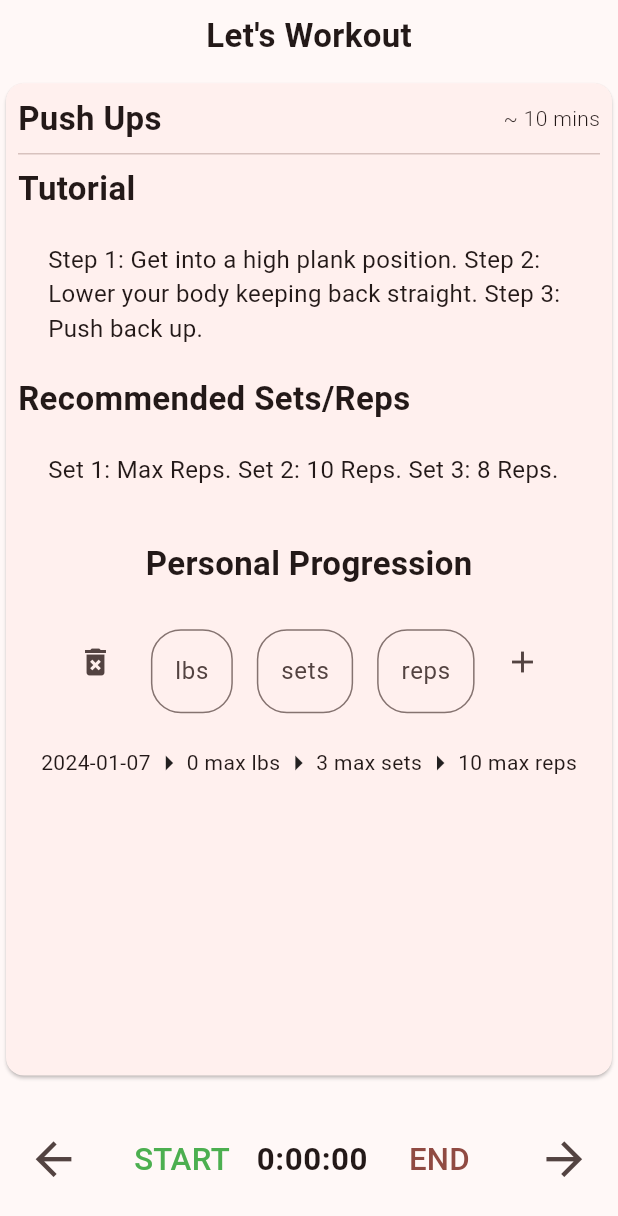
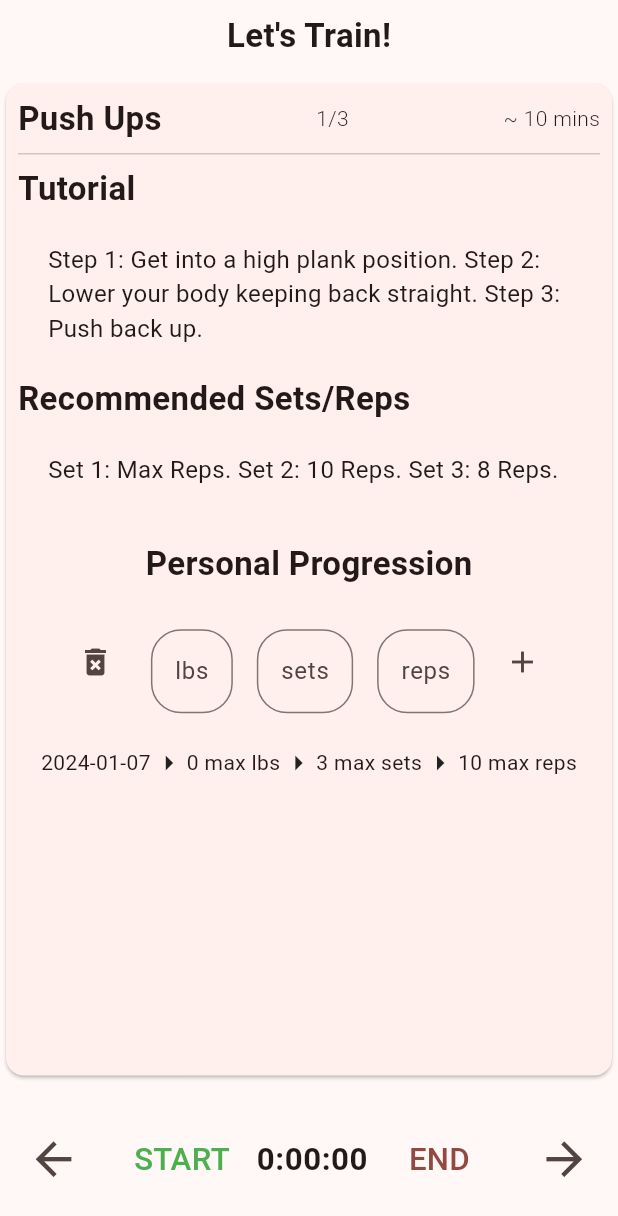
Before and after one commit to Vegapunk-1710/salle-du-temps, a Flutter app: the WorkoutPage screen opened directly with sample values from the repository, after a tap on "START", on a phone screen of 412 x 824 dp. Shown: the top 1216 px of the screen. Run offline on Flutter 3.47's test engine with Material 3 defaults, Android fonts, the phone set to English and light mode, and no system bars; our stand-ins replace image_picker; network calls fail.

Commit message:
finished frontend before backend impl prototype

```diff
--- a/frontend/lib/screens/exercise/exercise_page.dart
+++ b/frontend/lib/screens/exercise/exercise_page.dart
@@ -29,9 +29,15 @@ class _ExercisePageState extends State<ExercisePage> {
           child: Column(
             crossAxisAlignment: CrossAxisAlignment.start,
             children: [
-              Text(widget.exercise.title,
-                  style: const TextStyle(
-                      fontWeight: FontWeight.w600, fontSize: 22)),
+              Row(
+                children: [
+                  Flexible(
+                    child: Text(widget.exercise.title,
+                        style: const TextStyle(
+                            fontWeight: FontWeight.w600, fontSize: 22)),
+                  ),
+                ],
+              ),
               Row(
                 mainAxisAlignment: MainAxisAlignment.spaceBetween,
                 children: [
--- a/frontend/lib/screens/workout/start_workout_page.dart
+++ b/frontend/lib/screens/workout/start_workout_page.dart
@@ -7,8 +7,8 @@ import 'package:frontend/screens/exercise/exercise_page.dart';
 class StartWorkoutPage extends StatefulWidget {
   final List<Exercise> exercises;
   final Function(List<Exercise> modifiedExercises, String time)
-      finish_workout_callback;
-  StartWorkoutPage(this.exercises, this.finish_workout_callback, {Key? key})
+      endWorkoutCallback;
+  StartWorkoutPage(this.exercises, this.endWorkoutCallback, {Key? key})
       : super(key: key);
 
   @override
@@ -45,7 +45,7 @@ class _StartWorkoutPageState extends State<StartWorkoutPage> {
               flex: 1,
               child: Padding(
                 padding: EdgeInsets.all(8.0),
-                child: Text("Let's Workout",
+                child: Text("Let's Train!",
                     style:
                         TextStyle(fontWeight: FontWeight.w600, fontSize: 22)),
               ),
@@ -72,15 +72,28 @@ class _StartWorkoutPageState extends State<StartWorkoutPage> {
                                     mainAxisAlignment:
                                         MainAxisAlignment.spaceBetween,
                                     children: [
-                                      Text(widget.exercises[page_index].title,
+                                      Flexible(
+                                        child: Text(widget.exercises[page_index].title,
                                             style: const TextStyle(
                                                 fontWeight: FontWeight.w600,
                                                 fontSize: 22)),
-                                      Text(
+                                      ),
+                                      Flexible(
+                                        child: Text(
+                                            "${page_index+1}/${widget.exercises.length}",
+                                            style: const TextStyle(
+                                                fontWeight: FontWeight.w300,
+                                                fontSize: 14)
+                                            ),
+                                      ),
+                                      Flexible(
+                                        child: Text(
                                             "~ ${widget.exercises[page_index].time} mins",
                                             style: const TextStyle(
                                                 fontWeight: FontWeight.w300,
-                                              fontSize: 14)),
+                                                fontSize: 14)
+                                            ),
+                                      ),
                                     ],
                                   ),
                                   const Divider(),
@@ -318,7 +331,7 @@ class _StartWorkoutPageState extends State<StartWorkoutPage> {
                         style: const TextStyle(fontWeight: FontWeight.bold)),
                     TextButton(
                         onPressed: () {
-                          widget.finish_workout_callback(widget.exercises,
+                          widget.endWorkoutCallback(widget.exercises,
                               stopwatch.elapsed.toString().split(".").first);
                           Navigator.of(context).pop();
                         },
@@ -326,7 +339,7 @@ class _StartWorkoutPageState extends State<StartWorkoutPage> {
                     IconButton(
                         onPressed: () {
                           if (page_index == widget.exercises.length - 1) {
-                            widget.finish_workout_callback(widget.exercises,
+                            widget.endWorkoutCallback(widget.exercises,
                               stopwatch.elapsed.toString().split(".").first);
                           Navigator.of(context).pop();
                           } else {
--- a/frontend/lib/screens/workout/workout_page.dart
+++ b/frontend/lib/screens/workout/workout_page.dart
@@ -56,7 +56,7 @@ class _WorkoutPageState extends State<WorkoutPage> {
     });
   }
 
-  finish_workout_callback(List<Exercise> modifiedExercises, String time) {
+  endWorkoutCallback(List<Exercise> modifiedExercises, String time) {
     setState(() {
       exercises = modifiedExercises;
     });
@@ -68,7 +68,10 @@ class _WorkoutPageState extends State<WorkoutPage> {
       body: SingleChildScrollView(
         child: Column(crossAxisAlignment: CrossAxisAlignment.start, children: [
           CustomImageNetwork(
-              imageURL: widget.workout.imageURL, showIcon: false, fit: BoxFit.fill,),
+            imageURL: widget.workout.imageURL,
+            showIcon: false,
+            fit: BoxFit.fill,
+          ),
           Padding(
             padding: const EdgeInsets.all(8.0),
             child: Column(
@@ -77,11 +80,14 @@ class _WorkoutPageState extends State<WorkoutPage> {
                 Row(
                   mainAxisAlignment: MainAxisAlignment.spaceBetween,
                   children: [
-                    Text(widget.workout.title,
-                        style: const TextStyle(
-                            fontWeight: FontWeight.w600, fontSize: 22)),
+                    Flexible(
+                      child: Text(widget.workout.title,
+                          style: const TextStyle(
+                              fontWeight: FontWeight.w600, fontSize: 22)),
+                    ),
                     IconButton(
-                        onPressed: () {}, icon: const Icon(Icons.delete_forever))
+                        onPressed: () {},
+                        icon: const Icon(Icons.delete_forever))
                   ],
                 ),
                 Row(
@@ -225,10 +231,9 @@ class _WorkoutPageState extends State<WorkoutPage> {
               Navigator.push(
                   context,
                   MaterialPageRoute(
-                      builder: (context) => StartWorkoutPage(Exercise.db()
-                          .where((i) =>
-                              widget.workout.exercises.any((j) => i.id == j))
-                          .toList(),finish_workout_callback)));
+                      builder: (context) => StartWorkoutPage(
+                          exercises,
+                          endWorkoutCallback)));
             },
             heroTag: "workoutstartbtn",
             child: const Text("START"),
```
Lines whose indentation alone changed are shown as unchanged.
